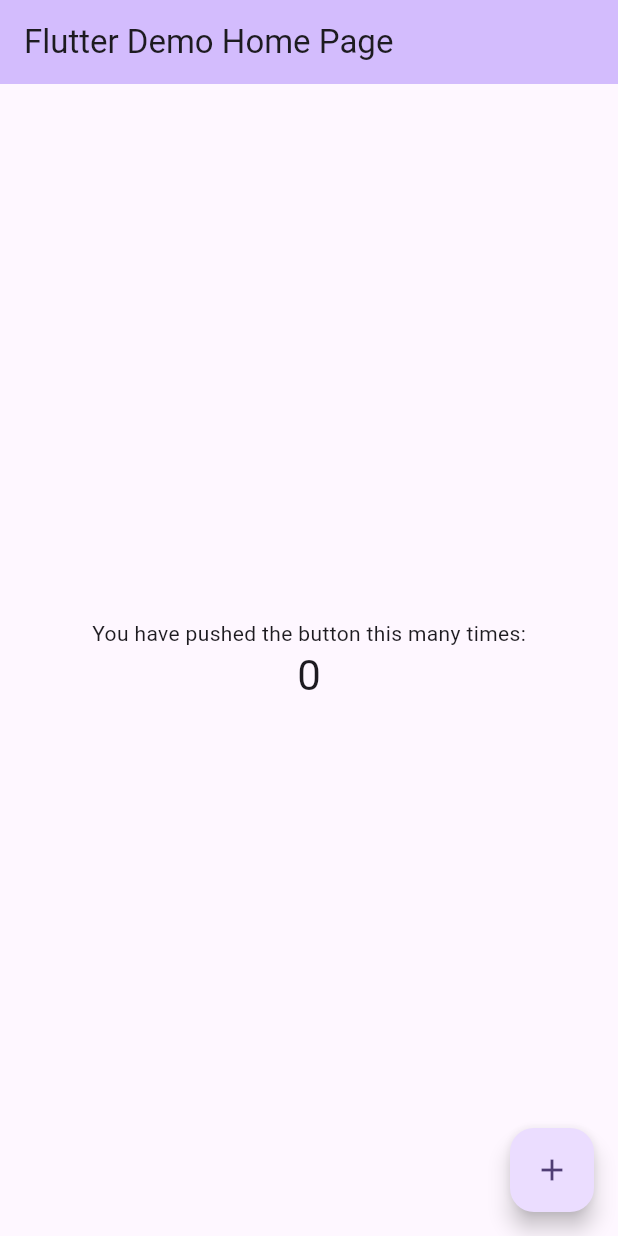
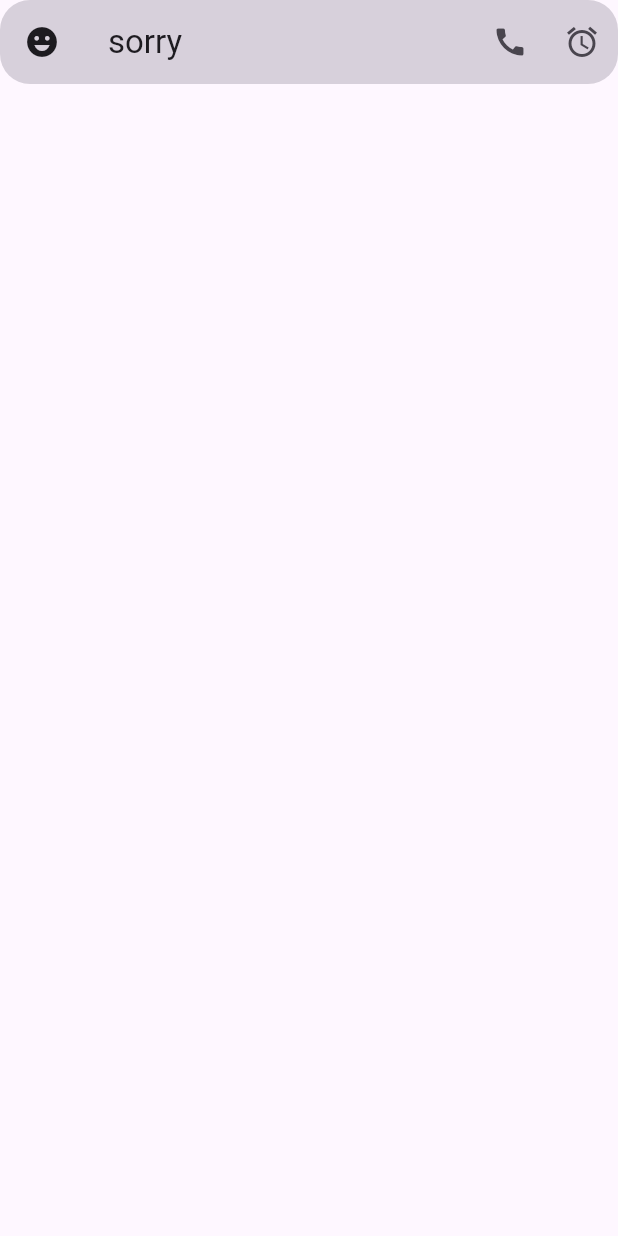
Before and after one commit to NUTHAN-REDDY-P-N/progress_tracker, a Flutter app: the screen it shows after launch, on a phone screen of 412 x 824 dp. Run offline on Flutter 3.47's test engine with Material 3 defaults, Android fonts, the light colour scheme and no system bars; our stand-ins replace firebase_core; accounts and stored records are empty.

Commit message:
app bar update

```diff
--- a/progress_tracker/lib/main.dart
+++ b/progress_tracker/lib/main.dart
@@ -16,6 +16,7 @@ class MyApp extends StatelessWidget {
   @override
   Widget build(BuildContext context) {
     return MaterialApp(
+      debugShowCheckedModeBanner: false,
       title: 'Flutter Demo',
       theme: ThemeData(
         // This is the theme of your application.
@@ -36,95 +37,33 @@ class MyApp extends StatelessWidget {
         colorScheme: ColorScheme.fromSeed(seedColor: Colors.deepPurple),
         useMaterial3: true,
       ),
-      home: const MyHomePage(title: 'Flutter Demo Home Page'),
+      home: const MyHomePage(),
     );
   }
 }
 
 class MyHomePage extends StatefulWidget {
-  const MyHomePage({super.key, required this.title});
-
-  // This widget is the home page of your application. It is stateful, meaning
-  // that it has a State object (defined below) that contains fields that affect
-  // how it looks.
-
-  // This class is the configuration for the state. It holds the values (in this
-  // case the title) provided by the parent (in this case the App widget) and
-  // used by the build method of the State. Fields in a Widget subclass are
-  // always marked "final".
-
-  final String title;
+  const MyHomePage({super.key});
 
   @override
   State<MyHomePage> createState() => _MyHomePageState();
 }
 
 class _MyHomePageState extends State<MyHomePage> {
-  int _counter = 0;
-
-  void _incrementCounter() {
-    setState(() {
-      // This call to setState tells the Flutter framework that something has
-      // changed in this State, which causes it to rerun the build method below
-      // so that the display can reflect the updated values. If we changed
-      // _counter without calling setState(), then the build method would not be
-      // called again, and so nothing would appear to happen.
-      _counter++;
-    });
-  }
-
   @override
   Widget build(BuildContext context) {
-    // This method is rerun every time setState is called, for instance as done
-    // by the _incrementCounter method above.
-    //
-    // The Flutter framework has been optimized to make rerunning build methods
-    // fast, so that you can just rebuild anything that needs updating rather
-    // than having to individually change instances of widgets.
     return Scaffold(
       appBar: AppBar(
-        // TRY THIS: Try changing the color here to a specific color (to
-        // Colors.amber, perhaps?) and trigger a hot reload to see the AppBar
-        // change color while the other colors stay the same.
-        backgroundColor: Theme.of(context).colorScheme.inversePrimary,
-        // Here we take the value from the MyHomePage object that was created by
-        // the App.build method, and use it to set our appbar title.
-        title: Text(widget.title),
-      ),
-      body: Center(
-        // Center is a layout widget. It takes a single child and positions it
-        // in the middle of the parent.
-        child: Column(
-          // Column is also a layout widget. It takes a list of children and
-          // arranges them vertically. By default, it sizes itself to fit its
-          // children horizontally, and tries to be as tall as its parent.
-          //
-          // Column has various properties to control how it sizes itself and
-          // how it positions its children. Here we use mainAxisAlignment to
-          // center the children vertically; the main axis here is the vertical
-          // axis because Columns are vertical (the cross axis would be
-          // horizontal).
-          //
-          // TRY THIS: Invoke "debug painting" (choose the "Toggle Debug Paint"
-          // action in the IDE, or press "p" in the console), to see the
-          // wireframe for each widget.
-          mainAxisAlignment: MainAxisAlignment.center,
-          children: <Widget>[
-            const Text(
-              'You have pushed the button this many times:',
-            ),
-            Text(
-              '$_counter',
-              style: Theme.of(context).textTheme.headlineMedium,
-            ),
+          backgroundColor: Colors.black12,
+          title: Text("sorry"),
+          actions: [
+            IconButton(onPressed: () {}, icon: Icon(Icons.call)),
+            IconButton(onPressed: () {}, icon: Icon(Icons.access_alarms))
           ],
-        ),
-      ),
-      floatingActionButton: FloatingActionButton(
-        onPressed: _incrementCounter,
-        tooltip: 'Increment',
-        child: const Icon(Icons.add),
-      ), // This trailing comma makes auto-formatting nicer for build methods.
+          leading: Icon(Icons.emoji_emotions),
+          elevation: 2.00,
+          shape:
+              RoundedRectangleBorder(borderRadius: BorderRadius.circular(20))),
     );
   }
 }
```
